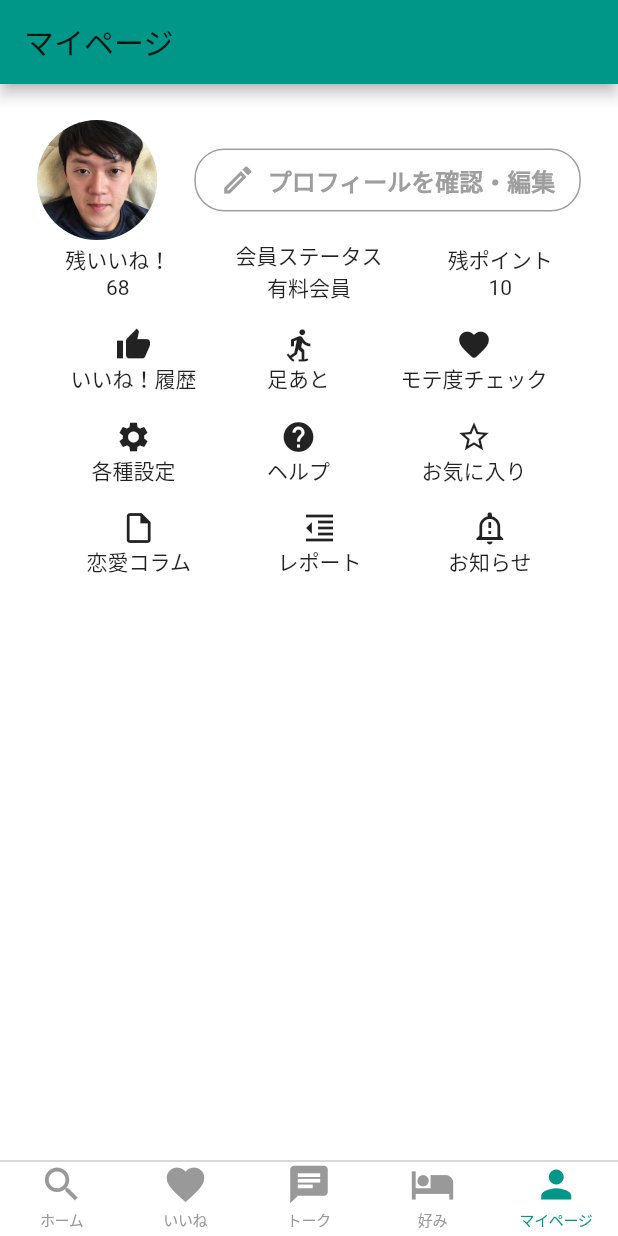
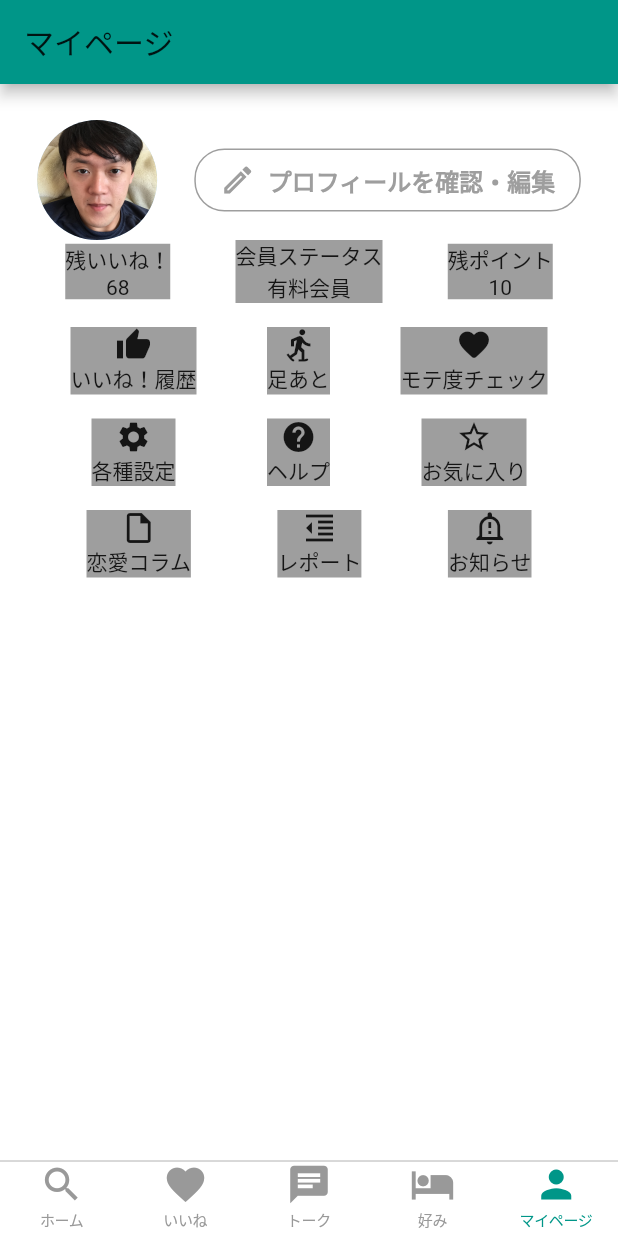
Before and after one commit to hideokawahara/diary_app, a Flutter app: the screen it shows after launch, item 5 of the bottom bar chosen, on a phone screen of 412 x 824 dp. Run offline on Flutter 3.47's test engine with Material 2 defaults, Android fonts, the phone set to English and light mode, and no system bars.

Commit message:
feat: 繰り返しのリファクタ

```diff
--- a/lib/screens/my_page_screen.dart
+++ b/lib/screens/my_page_screen.dart
@@ -18,6 +18,76 @@ class MyPageScreen extends StatelessWidget {
 }
 
 class MyPageScreenBody extends StatelessWidget {
+  final Map<Widget, Widget> itemsList = {
+    Text(
+      '残いいね！',
+    ): Text(
+      '68',
+    ),
+    Text(
+      '会員ステータス',
+    ): Text(
+      '有料会員',
+    ),
+    Text(
+      '残ポイント',
+    ): Text(
+      '10',
+    )
+  };
+
+  final Map<Widget, Widget> itemsList2 = {
+    Icon(
+      Icons.thumb_up,
+    ): Text(
+      'いいね！履歴',
+    ),
+    Icon(
+      Icons.snowshoeing,
+    ): Text(
+      '足あと',
+    ),
+    Icon(
+      Icons.favorite_rounded,
+    ): Text(
+      'モテ度チェック',
+    ),
+  };
+
+  final Map<Widget, Widget> itemsList3 = {
+    Icon(
+      Icons.settings,
+    ): Text(
+      '各種設定',
+    ),
+    Icon(Icons.help): Text(
+      'ヘルプ',
+    ),
+    Icon(
+      Icons.star_outline,
+    ): Text(
+      'お気に入り',
+    ),
+  };
+
+  final Map<Widget, Widget> itemsList4 = {
+    Icon(
+      Icons.insert_drive_file_outlined,
+    ): Text(
+      '恋愛コラム',
+    ),
+    Icon(
+      Icons.format_indent_decrease,
+    ): Text(
+      'レポート',
+    ),
+    Icon(
+      Icons.notification_important_outlined,
+    ): Text(
+      'お知らせ',
+    ),
+  };
+
   @override
   Widget build(BuildContext context) {
     return Column(
@@ -32,41 +102,18 @@ class MyPageScreenBody extends StatelessWidget {
               Row(
                 mainAxisAlignment: MainAxisAlignment.spaceEvenly,
                 children: <Widget>[
-                  Container(
+                  ...itemsList.entries.map(
+                    (item) {
+                      return Container(
+                        color: Colors.grey,
                         child: Column(
                           children: <Widget>[
-                        Text(
-                          '残いいね！',
-                        ),
-                        Text(
-                          '68',
-                        ),
+                            item.key,
+                            item.value,
                           ],
                         ),
-                  ),
-                  Container(
-                    child: Column(
-                      children: <Widget>[
-                        Text(
-                          '会員ステータス',
-                        ),
-                        Text(
-                          '有料会員',
-                        ),
-                      ],
-                    ),
-                  ),
-                  Container(
-                    child: Column(
-                      children: <Widget>[
-                        Text(
-                          '残ポイント',
-                        ),
-                        Text(
-                          '10',
-                        ),
-                      ],
-                    ),
+                      );
+                    },
                   ),
                 ],
               ),
@@ -76,31 +123,18 @@ class MyPageScreenBody extends StatelessWidget {
               Row(
                 mainAxisAlignment: MainAxisAlignment.spaceEvenly,
                 children: <Widget>[
-                  Container(
+                  ...itemsList2.entries.map(
+                    (item) {
+                      return Container(
+                        color: Colors.grey,
                         child: Column(
                           children: <Widget>[
-                        Icon(
-                          Icons.thumb_up,
-                        ),
-                        Text('いいね！履歴'),
+                            item.key,
+                            item.value,
                           ],
                         ),
-                  ),
-                  Container(
-                    child: Column(
-                      children: <Widget>[
-                        Icon(Icons.snowshoeing),
-                        Text('足あと'),
-                      ],
-                    ),
-                  ),
-                  Container(
-                    child: Column(
-                      children: <Widget>[
-                        Icon(Icons.favorite_rounded),
-                        Text('モテ度チェック'),
-                      ],
-                    ),
+                      );
+                    },
                   ),
                 ],
               ),
@@ -110,29 +144,18 @@ class MyPageScreenBody extends StatelessWidget {
               Row(
                 mainAxisAlignment: MainAxisAlignment.spaceEvenly,
                 children: <Widget>[
-                  Container(
+                  ...itemsList3.entries.map(
+                    (item) {
+                      return Container(
+                        color: Colors.grey,
                         child: Column(
-                      children: [
-                        Icon(Icons.settings),
-                        Text('各種設定'),
+                          children: <Widget>[
+                            item.key,
+                            item.value,
                           ],
                         ),
-                  ),
-                  Container(
-                    child: Column(
-                      children: <Widget>[
-                        Icon(Icons.help),
-                        Text('ヘルプ'),
-                      ],
-                    ),
-                  ),
-                  Container(
-                    child: Column(
-                      children: <Widget>[
-                        Icon(Icons.star_outline),
-                        Text('お気に入り'),
-                      ],
-                    ),
+                      );
+                    },
                   ),
                 ],
               ),
@@ -142,29 +165,18 @@ class MyPageScreenBody extends StatelessWidget {
               Row(
                 mainAxisAlignment: MainAxisAlignment.spaceEvenly,
                 children: <Widget>[
-                  Container(
+                  ...itemsList4.entries.map(
+                    (item) {
+                      return Container(
+                        color: Colors.grey,
                         child: Column(
-                      children: [
-                        Icon(Icons.insert_drive_file_outlined),
-                        Text('恋愛コラム'),
+                          children: <Widget>[
+                            item.key,
+                            item.value,
                           ],
                         ),
-                  ),
-                  Container(
-                    child: Column(
-                      children: <Widget>[
-                        Icon(Icons.format_indent_decrease),
-                        Text('レポート'),
-                      ],
-                    ),
-                  ),
-                  Container(
-                    child: Column(
-                      children: <Widget>[
-                        Icon(Icons.notification_important_outlined),
-                        Text('お知らせ'),
-                      ],
-                    ),
+                      );
+                    },
                   ),
                 ],
               ),
```
Lines whose indentation alone changed are shown as unchanged.
